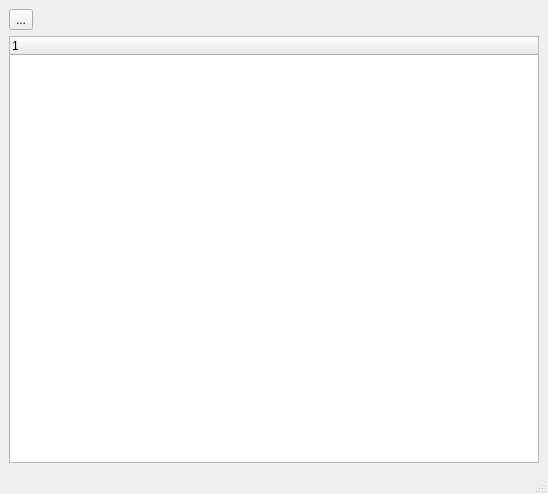
First picture: the form in lv2UI/mainwindow.ui, repository manu88/lilvTest, before the edit.
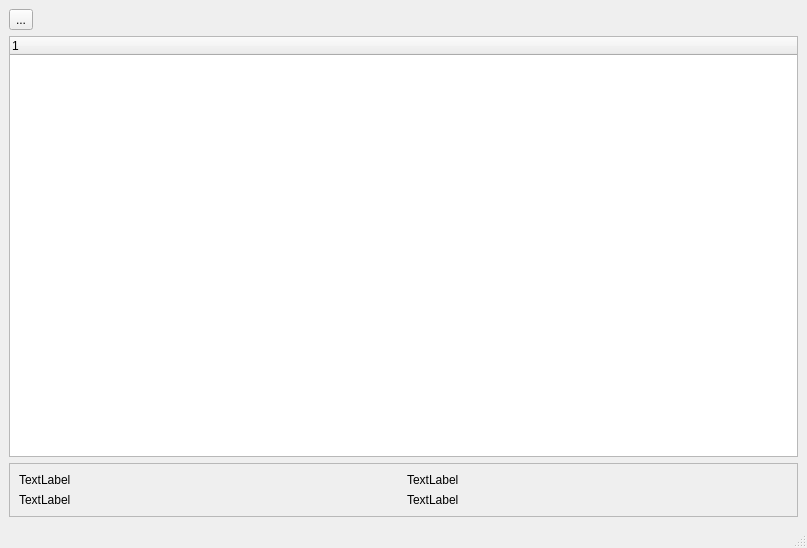
Second picture: the form after the edit. Icons and pictures are not drawn.

Commit message: UI: process scale points

Diff of the .ui file:
```diff
--- a/lv2UI/mainwindow.ui
+++ b/lv2UI/mainwindow.ui
@@ -6,8 +6,8 @@
    <rect>
     <x>0</x>
     <y>0</y>
-    <width>548</width>
-    <height>494</height>
+    <width>807</width>
+    <height>548</height>
    </rect>
   </property>
   <property name="windowTitle">
@@ -37,6 +37,46 @@
       </property>
      </widget>
     </item>
+    <item row="2" column="0">
+     <widget class="QFrame" name="frame">
+      <property name="frameShape">
+       <enum>QFrame::Shape::StyledPanel</enum>
+      </property>
+      <property name="frameShadow">
+       <enum>QFrame::Shadow::Raised</enum>
+      </property>
+      <layout class="QGridLayout" name="gridLayout_3">
+       <item row="0" column="0">
+        <widget class="QLabel" name="label">
+         <property name="text">
+          <string>TextLabel</string>
+         </property>
+        </widget>
+       </item>
+       <item row="2" column="0">
+        <widget class="QLabel" name="label_2">
+         <property name="text">
+          <string>TextLabel</string>
+         </property>
+        </widget>
+       </item>
+       <item row="0" column="1">
+        <widget class="QLabel" name="label_3">
+         <property name="text">
+          <string>TextLabel</string>
+         </property>
+        </widget>
+       </item>
+       <item row="2" column="1">
+        <widget class="QLabel" name="label_4">
+         <property name="text">
+          <string>TextLabel</string>
+         </property>
+        </widget>
+       </item>
+      </layout>
+     </widget>
+    </item>
    </layout>
   </widget>
   <widget class="QMenuBar" name="menubar">
```
Left out of the diff: 4 changed lines with no effect on the pictures. The commit also changes 3 other files.
